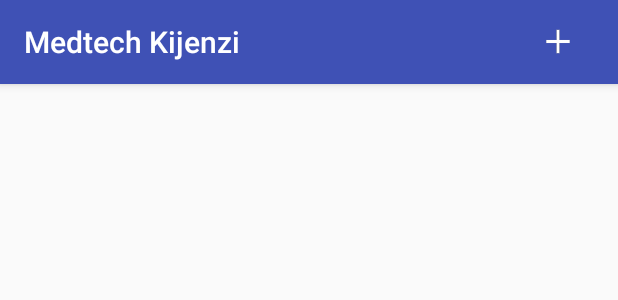
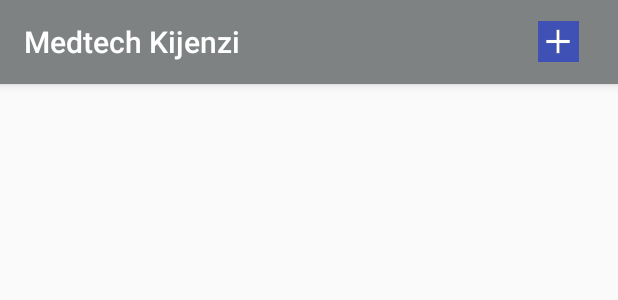
Before and after one commit to kijenzi/kijenzi-mobile, an Android app: the layout activity_main.xml on its own in the app's theme, with its tools: preview values and no code run, on a phone screen of 412 x 824 dp. Shown: the top 300 px of the screen. Run offline under Robolectric (Android 15) with nearby library versions, the phone set to English and light mode, and no system bars.

Commit message:
Added icon and params edit activity

```diff
--- a/app/build.gradle
+++ b/app/build.gradle
@@ -35,4 +35,5 @@
 
 
 
+
 apply plugin: 'com.google.gms.google-services'
--- a/app/src/main/res/layout/activity_main.xml
+++ b/app/src/main/res/layout/activity_main.xml
@@ -7,15 +7,16 @@
     android:paddingBottom="16dp"
     tools:context="com.example.cmgoe.medtechkijenzi.MainActivity">
 
-    <RelativeLayout
-        android:layout_width="match_parent"
-        android:layout_height="match_parent">
+    <!--<RelativeLayout-->
+        <!--android:layout_width="match_parent"-->
+        <!--android:layout_height="match_parent">-->
 
-    </RelativeLayout>
+    <!--</RelativeLayout>-->
 
     <android.support.design.widget.AppBarLayout
         android:layout_width="match_parent"
-        android:layout_height="?attr/actionBarSize">
+        android:layout_height="?attr/actionBarSize"
+        android:id="@+id/topbar">
 
         <android.support.v7.widget.Toolbar
             android:id="@+id/toolbar"
@@ -50,6 +51,7 @@
     <ListView
         android:id="@+id/designs_list_view"
         android:layout_width="match_parent"
+        android:layout_below="@+id/topbar"
         android:layout_height="match_parent"
         android:paddingLeft="16dp"
         android:paddingRight="16dp"></ListView>
--- a/app/src/main/res/values/colors.xml
+++ b/app/src/main/res/values/colors.xml
@@ -1,6 +1,11 @@
 <?xml version="1.0" encoding="utf-8"?>
 <resources>
-    <color name="colorPrimary">#3f51b5</color>
-    <color name="colorPrimaryDark">#303F9F</color>
-    <color name="colorAccent">#FF4081</color>
+    <color name="colorPrimary">#A1FFB5</color>
+    <color name="colorPrimaryDark">#B23B4A</color>
+    <color name="colorAccent">#4DB263</color>
+    <color name="seaGreen">#458252</color>
+    <color name="darkSlateGray">#0E0E0F</color>
+    <color name="gainsboro">#DDDDDD</color>
+    <color name="lightSlateGray">#ABACAC</color>
+    <color name="slateGray">#7F8283</color>
 </resources>
--- a/app/src/main/res/values/styles.xml
+++ b/app/src/main/res/values/styles.xml
@@ -3,9 +3,9 @@
     <!-- Base application theme. -->
     <style name="AppTheme" parent="Theme.AppCompat.Light.DarkActionBar">
         <!-- Customize your theme here. -->
-        <item name="colorPrimary">@color/colorPrimary</item>
-        <item name="colorPrimaryDark">@color/colorPrimaryDark</item>
-        <item name="colorAccent">@color/colorAccent</item>
+        <item name="colorPrimary">@color/slateGray</item>
+        <item name="colorPrimaryDark">@color/darkSlateGray</item>
+        <item name="colorAccent">@color/seaGreen</item>
     </style>
 
     <style name="AppTheme.NoActionBar">
```
Also changed, not shown: app/src/main/AndroidManifest.xml (+13 -9 lines), app/src/main/java/com/example/cmgoe/medtechkijenzi/MainActivity.java (+8 -2 lines), app/src/main/java/com/example/cmgoe/medtechkijenzi/ParamsEditActivity.java (added, +13 -0 lines), app/src/main/res/layout/activity_params_edit.xml (added, +9 -0 lines), app/src/main/res/mipmap-hdpi/icon.png (added), app/src/main/res/mipmap-hdpi/icon_round.png (added), app/src/main/res/mipmap-mdpi/icon.png (added), app/src/main/res/mipmap-mdpi/icon_round.png (added), app/src/main/res/mipmap-xhdpi/icon.png (added), app/src/main/res/mipmap-xhdpi/icon_round.png (added), app/src/main/res/mipmap-xxhdpi/icon.png (added), app/src/main/res/mipmap-xxhdpi/icon_round.png (added), app/src/main/res/mipmap-xxxhdpi/icon.png (added), app/src/main/res/mipmap-xxxhdpi/icon_round.png (added).
